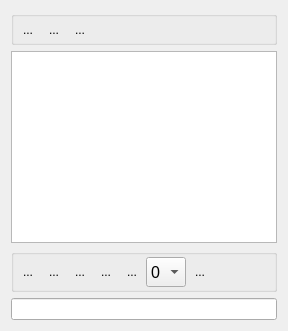
Before: the Qt Designer form Modules/SegmentationUI/Qmitk/QmitkLabelSetWidgetControls.ui in MITK/MITK, drawn with Qt 5.
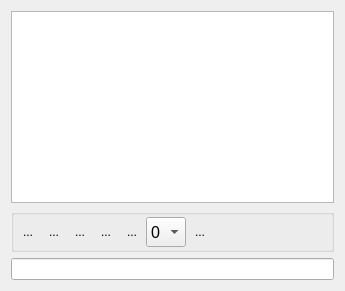
After: the same form once the commit is applied. Icons and pictures are not drawn. Custom widgets are drawn as their Qt base class.

Commit message: reworked buttons in GUI: moved out from labelset widget to main plugin

What changed in the file:
```diff
--- a/Modules/SegmentationUI/Qmitk/QmitkLabelSetWidgetControls.ui
+++ b/Modules/SegmentationUI/Qmitk/QmitkLabelSetWidgetControls.ui
@@ -6,12 +6,12 @@
    <rect>
     <x>0</x>
     <y>0</y>
-    <width>288</width>
-    <height>328</height>
+    <width>345</width>
+    <height>282</height>
    </rect>
   </property>
   <property name="sizePolicy">
-   <sizepolicy hsizetype="Preferred" vsizetype="MinimumExpanding">
+   <sizepolicy hsizetype="Minimum" vsizetype="Preferred">
     <horstretch>0</horstretch>
     <verstretch>0</verstretch>
    </sizepolicy>
@@ -20,107 +20,10 @@
    <string notr="true"/>
   </property>
   <layout class="QVBoxLayout" name="verticalLayout">
-   <item>
-    <widget class="QGroupBox" name="groupBox_2">
-     <property name="title">
-      <string/>
-     </property>
-     <layout class="QHBoxLayout" name="horizontalLayout">
-      <property name="spacing">
-       <number>2</number>
-      </property>
-      <property name="margin">
-       <number>2</number>
-      </property>
-      <item>
-       <widget class="QToolButton" name="m_btLoadSegmentation">
-        <property name="toolTip">
-         <string>Load a segmentation session</string>
-        </property>
-        <property name="text">
-         <string>...</string>
-        </property>
-        <property name="icon">
-         <iconset resource="../resources/SegmentationUI.qrc">
-          <normaloff>:/Qmitk/LoadSegmentationSession_48x48.png</normaloff>:/Qmitk/LoadSegmentationSession_48x48.png</iconset>
-        </property>
-        <property name="iconSize">
-         <size>
-          <width>28</width>
-          <height>28</height>
-         </size>
-        </property>
-        <property name="autoRaise">
-         <bool>true</bool>
-        </property>
-       </widget>
-      </item>
-      <item>
-       <widget class="QToolButton" name="m_btSaveSegmentation">
-        <property name="toolTip">
-         <string>Save current segmentation session</string>
-        </property>
-        <property name="text">
-         <string>...</string>
-        </property>
-        <property name="icon">
-         <iconset resource="../resources/SegmentationUI.qrc">
-          <normaloff>:/Qmitk/SaveSegmentationSession_48x48.png</normaloff>:/Qmitk/SaveSegmentationSession_48x48.png</iconset>
-        </property>
-        <property name="iconSize">
-         <size>
-          <width>28</width>
-          <height>28</height>
-         </size>
-        </property>
-        <property name="autoRaise">
-         <bool>true</bool>
-        </property>
-       </widget>
-      </item>
-      <item>
-       <widget class="QToolButton" name="m_btDeleteSegmentation">
-        <property name="toolTip">
-         <string>Delete active segmentation</string>
-        </property>
-        <property name="text">
-         <string>...</string>
-        </property>
-        <property name="icon">
-         <iconset resource="../resources/SegmentationUI.qrc">
-          <normaloff>:/Qmitk/DeleteSegmentationSession_48x48.png</normaloff>:/Qmitk/DeleteSegmentationSession_48x48.png</iconset>
-        </property>
-        <property name="iconSize">
-         <size>
-          <width>28</width>
-          <height>28</height>
-         </size>
-        </property>
-        <property name="autoRaise">
-         <bool>true</bool>
-        </property>
-       </widget>
-      </item>
-      <item>
-       <spacer name="horizontalSpacer">
-        <property name="orientation">
-         <enum>Qt::Horizontal</enum>
-        </property>
-        <property name="sizeHint" stdset="0">
-         <size>
-          <width>5</width>
-          <height>20</height>
-         </size>
-        </property>
-       </spacer>
-      </item>
-     </layout>
-    </widget>
-   </item>
    <item>
     <widget class="QmitkLabelSetTableWidget" name="m_LabelSetTableWidget">
      <property name="sizePolicy">
-      <sizepolicy hsizetype="Preferred" vsizetype="MinimumExpanding">
+      <sizepolicy hsizetype="Minimum" vsizetype="MinimumExpanding">
        <horstretch>0</horstretch>
        <verstretch>0</verstretch>
       </sizepolicy>
@@ -135,6 +38,12 @@
    </item>
    <item>
     <widget class="QGroupBox" name="groupBox_3">
+     <property name="sizePolicy">
+      <sizepolicy hsizetype="Minimum" vsizetype="Preferred">
+       <horstretch>0</horstretch>
+       <verstretch>0</verstretch>
+      </sizepolicy>
+     </property>
      <property name="title">
       <string/>
      </property>
@@ -333,7 +242,14 @@
     </widget>
    </item>
    <item>
-    <widget class="ctkSearchBox" name="m_LabelSearchBox"/>
+    <widget class="ctkSearchBox" name="m_LabelSearchBox">
+     <property name="sizePolicy">
+      <sizepolicy hsizetype="Minimum" vsizetype="Fixed">
+       <horstretch>0</horstretch>
+       <verstretch>0</verstretch>
+      </sizepolicy>
+     </property>
+    </widget>
    </item>
   </layout>
  </widget>
```
The commit also changes 19 other files.
